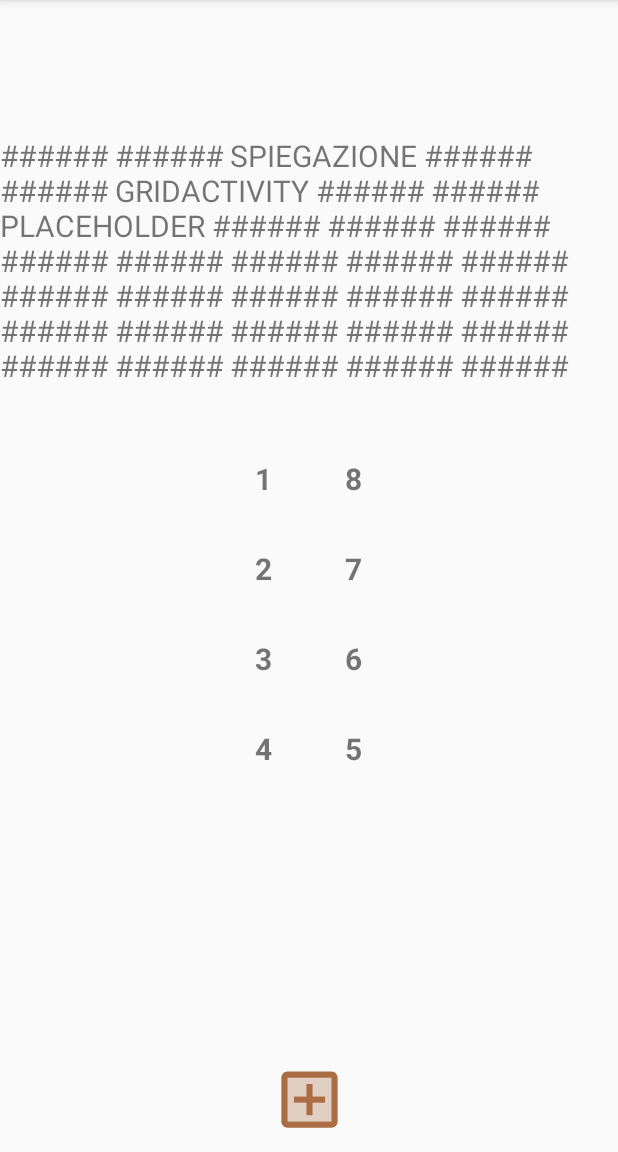
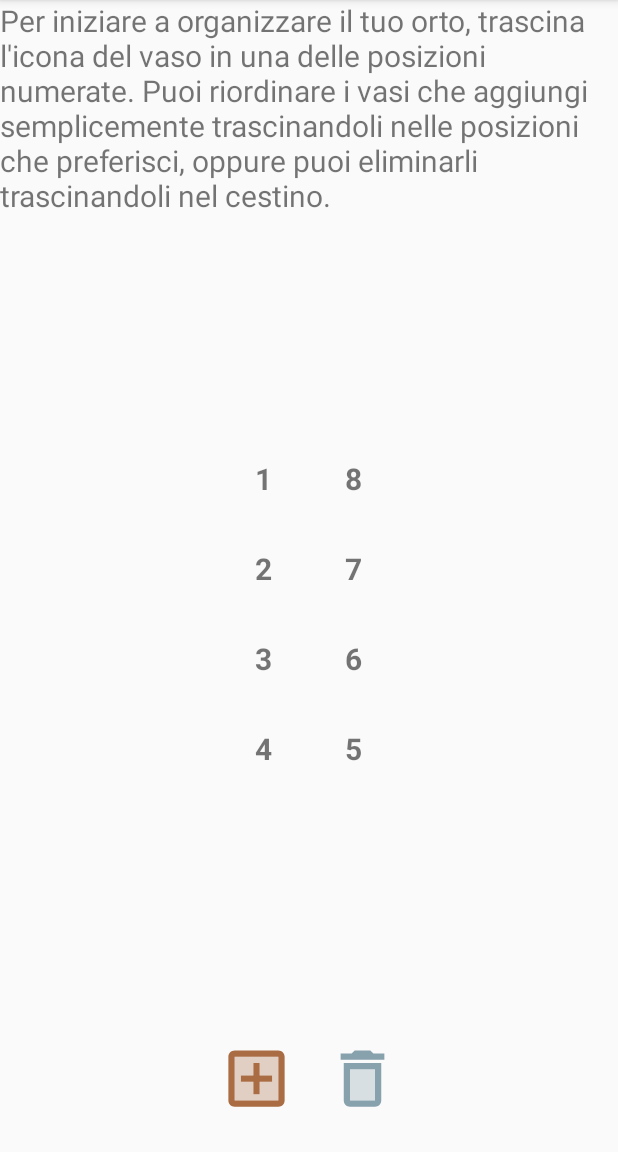
Before and after one commit to lucadepalo/personalgarden, an Android app: the GridActivity screen opened directly, with no data from a screen before it, on a phone screen of 412 x 824 dp, the part 84-1236 px from its top. Run offline under Robolectric (Android 15) with nearby library versions, the phone set to English and light mode, and no system bars.

Commit message:
Hashmapped pots n cells, added trash

```diff
--- a/app/src/main/AndroidManifest.xml
+++ b/app/src/main/AndroidManifest.xml
@@ -19,12 +19,6 @@
             android:name=".GridActivity"
             android:exported="false" />
         <activity
-            android:name=".TrialActivity"
-            android:exported="false" />
-        <activity
-            android:name=".DragDropActivity"
-            android:exported="false" />
-        <activity
             android:name=".QRcodeActivity"
             android:exported="false" />
         <activity
--- a/app/src/main/java/com/lucadepalo/personalgarden/GridActivity.java
+++ b/app/src/main/java/com/lucadepalo/personalgarden/GridActivity.java
@@ -13,12 +13,15 @@ import android.widget.FrameLayout;
 import android.widget.GridLayout;
 import android.widget.ImageView;
 
+import java.util.HashMap;
+
 public class GridActivity extends AppCompatActivity {
 
     private ImageView plantIcon;
+    private ImageView trashIcon;
     private GridLayout gridLayout;
     private FrameLayout[] cells = new FrameLayout[8];
-
+    private HashMap<String, String> cellPotMap = new HashMap<>();
     private int plantNumber = 0;
 
     @Override
@@ -27,21 +30,74 @@ public class GridActivity extends AppCompatActivity {
         setContentView(R.layout.activity_grid);
 
         plantIcon = findViewById(R.id.plant_pot_icon);
+        plantIcon.setTag("pot0");  // Set tag for the initial plant pot
+        trashIcon = findViewById(R.id.trash_icon);
         gridLayout = findViewById(R.id.grid_layout);
 
         // Initialize the cells array with FrameLayout views
         cells[0] = findViewById(R.id.cell1);
+        cells[0].setTag("cell1");
         cells[1] = findViewById(R.id.cell2);
+        cells[1].setTag("cell2");
         cells[2] = findViewById(R.id.cell3);
+        cells[2].setTag("cell3");
         cells[3] = findViewById(R.id.cell4);
+        cells[3].setTag("cell4");
         cells[4] = findViewById(R.id.cell5);
+        cells[4].setTag("cell5");
         cells[5] = findViewById(R.id.cell6);
+        cells[5].setTag("cell6");
         cells[6] = findViewById(R.id.cell7);
+        cells[6].setTag("cell7");
         cells[7] = findViewById(R.id.cell8);
+        cells[7].setTag("cell8");
 
         // Add drag and drop logic to the ImageView
         plantIcon.setOnTouchListener(new MyTouchListener());
         gridLayout.setOnDragListener(new MyDragListener());
+
+        trashIcon.setOnDragListener(new View.OnDragListener() {
+            @Override
+            public boolean onDrag(View v, DragEvent event) {
+                switch (event.getAction()) {
+                    case DragEvent.ACTION_DRAG_STARTED:
+                        // Do nothing
+                        break;
+
+                    case DragEvent.ACTION_DRAG_ENTERED:
+                        v.setBackgroundColor(getResources().getColor(android.R.color.holo_red_light)); // Change color to indicate active drop area
+                        break;
+
+                    case DragEvent.ACTION_DRAG_EXITED:
+                        v.setBackgroundColor(android.graphics.Color.TRANSPARENT); // Change color back to normal when item is not over the trash icon
+                        break;
+
+                    case DragEvent.ACTION_DROP:
+                        View view = (View) event.getLocalState();
+                        // Only remove the view if it is not the original plant icon
+                        if (view != plantIcon && view.getParent() instanceof ViewGroup) {
+                            // Remove the dragged item from its parent layout
+                            ViewGroup parent = (ViewGroup) view.getParent();
+                            parent.removeView(view);
+
+                            // Remove the association from the HashMap
+                            cellPotMap.remove(parent.getTag().toString());
+                        }
+                        break;
+
+
+
+                    case DragEvent.ACTION_DRAG_ENDED:
+                        v.setBackgroundColor(android.graphics.Color.TRANSPARENT); // Change color back to normal when drag is completed
+                        break;
+
+                    default:
+                        break;
+                }
+                return true;
+            }
+        });
+
 
         // Add drag and drop logic to each cell
         for (FrameLayout cell : cells) {
@@ -58,7 +114,14 @@ public class GridActivity extends AppCompatActivity {
                     if (clickedCell.getChildCount() == 0) {
                         ImageView plant = new ImageView(getApplicationContext());
                         plant.setImageDrawable(getResources().getDrawable(R.drawable.ic_pot));
+
+                        // Set the unique tag for the new pot
+                        String newPotTag = "pot" + (++plantNumber);
+                        plant.setTag(newPotTag);
                         clickedCell.addView(plant);
+
+                        // Add the new association to the HashMap
+                        cellPotMap.put(clickedCell.getTag().toString(), newPotTag);
                     }
                 }
             });
@@ -111,15 +174,25 @@ public class GridActivity extends AppCompatActivity {
                     if (drawable != null) {
                         ImageView droppedImage = new ImageView(getApplicationContext());
                         droppedImage.setImageDrawable(drawable);
+                        droppedImage.setTag(draggedView.getTag());  // Make sure to set the tag for the dropped image
                         targetView.addView(droppedImage);
                         droppedImage.setOnTouchListener(new MyTouchListener());
+
+                        // Add the new association to the HashMap
+                        cellPotMap.put(targetView.getTag().toString(), droppedImage.getTag().toString());
                     }
 
+                    // Ensure that the draggedView is not the original plantIcon
                     if (draggedView != plantIcon) {
                         ViewGroup oldParent = (ViewGroup) draggedView.getParent();
                         oldParent.removeView(draggedView);
+
+                        // Remove the old association from the HashMap
+                        cellPotMap.remove(oldParent.getTag().toString());
                     }
                     break;
+
+
 
                 case DragEvent.ACTION_DRAG_ENDED:
                     v.setBackgroundColor(android.graphics.Color.TRANSPARENT);
@@ -134,6 +207,7 @@ public class GridActivity extends AppCompatActivity {
                     }
                     break;
 
+
                 default:
                     break;
             }
--- /dev/null
+++ b/app/src/main/res/drawable-anydpi/ic_trash.xml
@@ -0,0 +1,16 @@
+<vector xmlns:android="http://schemas.android.com/apk/res/android"
+    android:width="24dp"
+    android:height="24dp"
+    android:viewportWidth="24"
+    android:viewportHeight="24"
+    android:tint="#6A8B9A"
+    android:alpha="0.8">
+  <path
+      android:fillColor="@android:color/white"
+      android:pathData="M8,9h8v10H8z"
+      android:strokeAlpha="0.3"
+      android:fillAlpha="0.3"/>
+  <path
+      android:fillColor="@android:color/white"
+      android:pathData="M15.5,4l-1,-1h-5l-1,1H5v2h14V4zM6,19c0,1.1 0.9,2 2,2h8c1.1,0 2,-0.9 2,-2V7H6v12zM8,9h8v10H8V9z"/>
+</vector>
--- a/app/src/main/res/layout/activity_grid.xml
+++ b/app/src/main/res/layout/activity_grid.xml
@@ -8,18 +8,18 @@
 
     <TextView
         android:id="@+id/textViewXplain"
-        android:layout_width="wrap_content"
+        android:layout_width="match_parent"
         android:layout_height="wrap_content"
         android:layout_gravity="center"
         android:layout_marginBottom="421dp"
-        android:text="###### ###### SPIEGAZIONE ###### ###### GRIDACTIVITY ###### ###### PLACEHOLDER ###### ###### ###### ###### ###### ###### ###### ###### ###### ###### ###### ###### ###### ###### ###### ###### ###### ###### ###### ###### ###### ###### ######"
+        android:text="Per iniziare a organizzare il tuo orto, trascina l'icona del vaso in una delle posizioni numerate. Puoi riordinare i vasi che aggiungi semplicemente trascinandoli nelle posizioni che preferisci, oppure puoi eliminarli trascinandoli nel cestino."
         android:textSize="20sp"
         app:layout_constraintBottom_toBottomOf="parent"
         app:layout_constraintEnd_toEndOf="parent"
-        app:layout_constraintHorizontal_bias="0.5"
+        app:layout_constraintHorizontal_bias="0.0"
         app:layout_constraintStart_toStartOf="parent"
         app:layout_constraintTop_toTopOf="parent"
-        app:layout_constraintVertical_bias="0.5" />
+        app:layout_constraintVertical_bias="0.0" />
 
     <GridLayout
         android:id="@+id/grid_layout"
@@ -178,9 +178,23 @@
         android:layout_width="50dp"
         android:layout_height="50dp"
         android:layout_centerInParent="true"
-        android:layout_marginBottom="10dp"
+        android:layout_marginBottom="24dp"
         android:src="@drawable/ic_pot"
         app:layout_constraintBottom_toBottomOf="parent"
         app:layout_constraintEnd_toEndOf="parent"
+        app:layout_constraintHorizontal_bias="0.404"
         app:layout_constraintStart_toStartOf="parent" />
+
+    <ImageView
+        android:id="@+id/trash_icon"
+        android:layout_width="50dp"
+        android:layout_height="50dp"
+        android:layout_centerInParent="true"
+        android:layout_marginBottom="24dp"
+        android:src="@drawable/ic_trash"
+        app:layout_constraintBottom_toBottomOf="parent"
+        app:layout_constraintEnd_toEndOf="parent"
+        app:layout_constraintHorizontal_bias="0.598"
+        app:layout_constraintStart_toStartOf="parent" />
+
 </androidx.constraintlayout.widget.ConstraintLayout>
--- a/app/src/main/res/values/strings.xml
+++ b/app/src/main/res/values/strings.xml
@@ -1,3 +1,7 @@
 <resources>
     <string name="app_name">Personal Garden</string>
+
+    <string name="hello">Hello World, DraggableGridViewSampleActivity!</string>
+    <string name="button1Text">Add Word</string>
+    <string name="button2Text">View Poem</string>
 </resources>
--- a/build.gradle
+++ b/build.gradle
@@ -4,7 +4,7 @@ buildscript {
     repositories {
         google()
         jcenter()
-
+        mavenCentral()
     }
     dependencies {
         classpath 'com.android.tools.build:gradle:3.6.4'
@@ -17,6 +17,7 @@ allprojects {
     repositories {
         google()
         jcenter()
+        mavenCentral()
         //maven { url 'https://jitpack.io' }
     }
 }
```
Also changed, not shown: app/build.gradle (+3 -5 lines), app/src/main/java/com/lucadepalo/personalgarden/DragDropActivity.java (deleted, +0 -134 lines), app/src/main/res/layout/activity_drag_drop.xml (deleted, +0 -41 lines), app/src/main/res/layout/main.xml (added, +39 -0 lines), app/libs/DraggableGridView.jar (added), app/src/main/res/drawable-hdpi/ic_trash.png (added), app/src/main/res/drawable-mdpi/ic_trash.png (added), app/src/main/res/drawable-xhdpi/ic_trash.png (added), app/src/main/res/drawable-xxhdpi/ic_trash.png (added), 1 other file.
